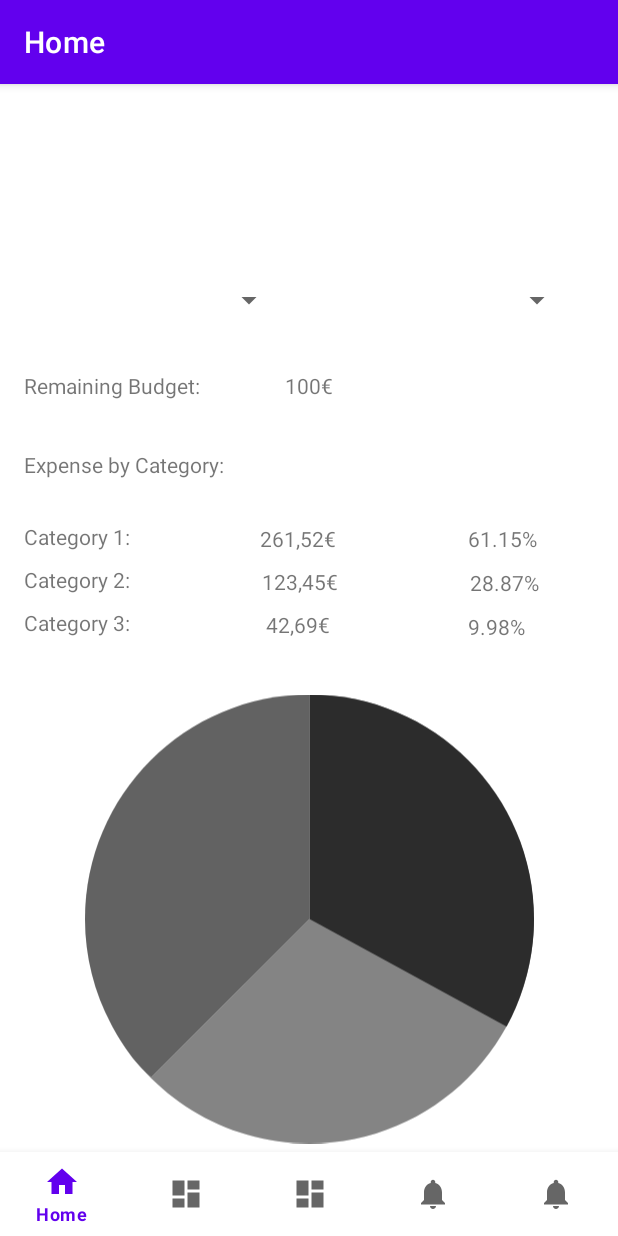
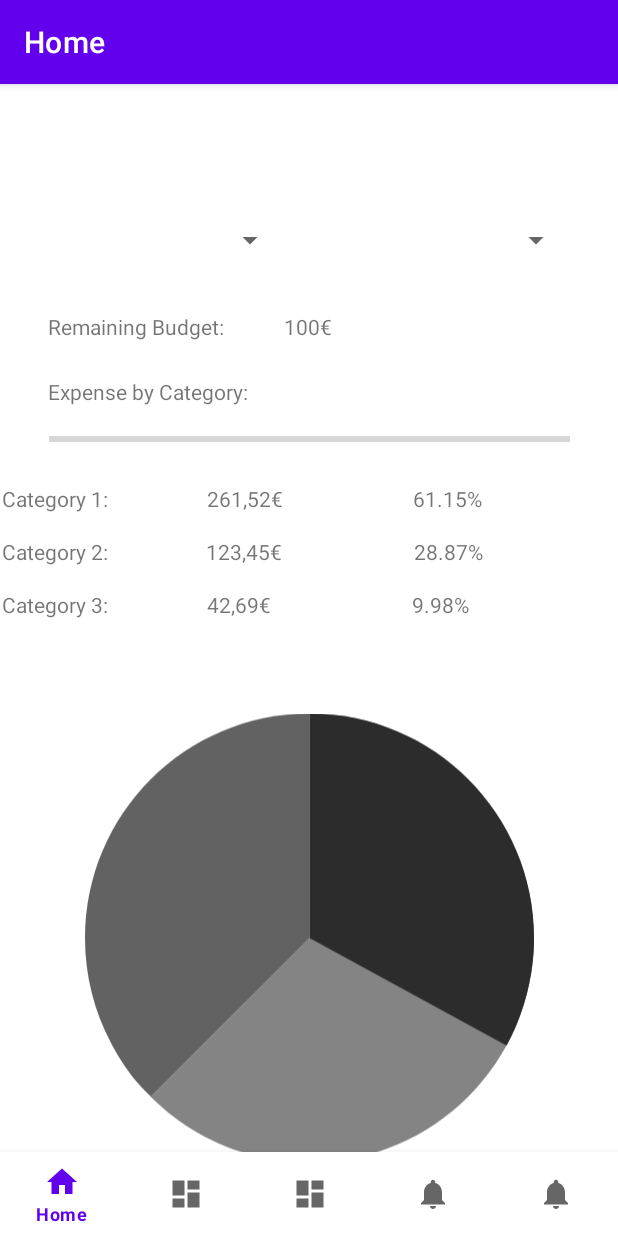
Before and after one commit to instantwolf/expense_management, an Android app: the HomeFragment screen opened directly, with no data from a screen before it, on a phone screen of 412 x 824 dp. Run offline under Robolectric (Android 15) with nearby library versions, the phone set to English and light mode, and no system bars; our stand-ins replace navigation-ui; 2 statements that could not run were skipped.

Commit message:
update: home interface

```diff
--- a/app/src/main/res/layout/fragment_home.xml
+++ b/app/src/main/res/layout/fragment_home.xml
@@ -9,12 +9,11 @@
     <Spinner
         android:id="@+id/time_interval"
         android:layout_width="160dp"
-        android:layout_height="0dp"
-        android:layout_marginStart="30dp"
-        android:layout_marginTop="64dp"
-        android:layout_marginBottom="23dp"
+        android:layout_height="48dp"
+        android:layout_marginTop="24dp"
         android:spinnerMode="dropdown"
-        app:layout_constraintBottom_toTopOf="@+id/remain_budget"
+        app:layout_constraintEnd_toStartOf="@+id/category"
+        app:layout_constraintHorizontal_bias="0.5"
         app:layout_constraintStart_toStartOf="parent"
         app:layout_constraintTop_toTopOf="parent" />
 
@@ -22,39 +21,39 @@
         android:id="@+id/category"
         android:layout_width="160dp"
         android:layout_height="48dp"
-        android:layout_marginTop="64dp"
-        android:layout_marginEnd="30dp"
+        android:layout_marginTop="24dp"
         android:spinnerMode="dropdown"
         app:layout_constraintEnd_toEndOf="parent"
+        app:layout_constraintHorizontal_bias="0.5"
+        app:layout_constraintStart_toEndOf="@+id/time_interval"
         app:layout_constraintTop_toTopOf="parent" />
 
     <TextView
         android:id="@+id/remain_budget"
         android:layout_width="wrap_content"
         android:layout_height="wrap_content"
-        android:layout_marginStart="16dp"
-        android:layout_marginTop="135dp"
-        android:layout_marginBottom="69dp"
+        android:layout_marginStart="32dp"
+        android:layout_marginTop="24dp"
         android:text="Remaining Budget:"
-        app:layout_constraintBottom_toTopOf="@+id/expense"
         app:layout_constraintStart_toStartOf="parent"
-        app:layout_constraintTop_toTopOf="parent" />
+        app:layout_constraintTop_toBottomOf="@+id/time_interval" />
 
     <TextView
         android:id="@+id/budget"
         android:layout_width="wrap_content"
         android:layout_height="wrap_content"
-        android:layout_marginTop="23dp"
+        android:layout_marginStart="40dp"
+        android:layout_marginTop="24dp"
         android:text="100€"
-        app:layout_constraintStart_toEndOf="@+id/time_interval"
+        app:layout_constraintStart_toEndOf="@+id/remain_budget"
         app:layout_constraintTop_toBottomOf="@+id/time_interval" />
 
     <TextView
         android:id="@+id/textView3"
         android:layout_width="wrap_content"
         android:layout_height="wrap_content"
-        android:layout_marginStart="16dp"
-        android:layout_marginTop="33dp"
+        android:layout_marginStart="32dp"
+        android:layout_marginTop="24dp"
         android:text="Expense by Category:"
         app:layout_constraintStart_toStartOf="parent"
         app:layout_constraintTop_toBottomOf="@+id/remain_budget" />
@@ -62,109 +61,107 @@
     <ProgressBar
         android:id="@+id/expense"
         style="?android:attr/progressBarStyleHorizontal"
-        android:layout_width="0dp"
-        android:layout_height="0dp"
-        android:layout_marginStart="32dp"
-        android:layout_marginEnd="32dp"
-        android:layout_marginBottom="496dp"
-        app:layout_constraintBottom_toBottomOf="parent"
+        android:layout_width="347dp"
+        android:layout_height="12dp"
+        android:layout_marginTop="16dp"
         app:layout_constraintEnd_toEndOf="parent"
+        app:layout_constraintHorizontal_bias="0.5"
         app:layout_constraintStart_toStartOf="parent"
-        app:layout_constraintTop_toBottomOf="@+id/remain_budget" />
+        app:layout_constraintTop_toBottomOf="@+id/textView3" />
 
     <TextView
         android:id="@+id/cat_1"
-        android:layout_width="wrap_content"
+        android:layout_width="135dp"
         android:layout_height="wrap_content"
-        android:layout_marginStart="16dp"
-        android:layout_marginTop="20dp"
+        android:layout_marginStart="1dp"
+        android:layout_marginTop="24dp"
         android:text="Category 1:"
         app:layout_constraintStart_toStartOf="parent"
         app:layout_constraintTop_toBottomOf="@+id/expense" />
 
     <TextView
         android:id="@+id/cat_2"
-        android:layout_width="wrap_content"
+        android:layout_width="135dp"
         android:layout_height="wrap_content"
-        android:layout_marginStart="16dp"
-        android:layout_marginTop="9dp"
+        android:layout_marginStart="1dp"
+        android:layout_marginTop="16dp"
         android:text="Category 2:"
         app:layout_constraintStart_toStartOf="parent"
         app:layout_constraintTop_toBottomOf="@+id/cat_1" />
 
     <TextView
         android:id="@+id/cat_3"
-        android:layout_width="wrap_content"
+        android:layout_width="135dp"
         android:layout_height="wrap_content"
-        android:layout_marginStart="16dp"
-        android:layout_marginTop="9dp"
+        android:layout_marginStart="1dp"
+        android:layout_marginTop="16dp"
         android:text="Category 3:"
         app:layout_constraintStart_toStartOf="parent"
         app:layout_constraintTop_toBottomOf="@+id/cat_2" />
 
     <TextView
         android:id="@+id/money_1"
-        android:layout_width="wrap_content"
+        android:layout_width="136dp"
         android:layout_height="wrap_content"
-        android:layout_marginStart="86dp"
-        android:layout_marginTop="21dp"
+        android:layout_marginStart="1dp"
+        android:layout_marginTop="24dp"
         android:text="261,52€"
         app:layout_constraintStart_toEndOf="@+id/cat_1"
         app:layout_constraintTop_toBottomOf="@+id/expense" />
 
     <TextView
         android:id="@+id/money_2"
-        android:layout_width="wrap_content"
+        android:layout_width="136dp"
         android:layout_height="wrap_content"
-        android:layout_marginStart="87dp"
-        android:layout_marginTop="9dp"
+        android:layout_marginStart="1dp"
+        android:layout_marginTop="16dp"
+        android:layout_marginEnd="1dp"
         android:text="123,45€"
+        app:layout_constraintEnd_toStartOf="@+id/percent_2"
         app:layout_constraintStart_toEndOf="@+id/cat_2"
         app:layout_constraintTop_toBottomOf="@+id/money_1" />
 
     <TextView
         android:id="@+id/money_3"
-        android:layout_width="wrap_content"
+        android:layout_width="136dp"
         android:layout_height="wrap_content"
-        android:layout_marginStart="90dp"
-        android:layout_marginTop="9dp"
+        android:layout_marginStart="1dp"
+        android:layout_marginTop="16dp"
+        android:layout_marginEnd="1dp"
         android:text="42,69€"
+        app:layout_constraintEnd_toStartOf="@+id/percent_3"
         app:layout_constraintStart_toEndOf="@+id/cat_3"
         app:layout_constraintTop_toBottomOf="@+id/money_2" />
 
     <TextView
         android:id="@+id/percent_3"
-        android:layout_width="wrap_content"
+        android:layout_width="136dp"
         android:layout_height="wrap_content"
-        android:layout_marginStart="91dp"
-        android:layout_marginTop="10dp"
-        android:layout_marginEnd="61dp"
+        android:layout_marginTop="16dp"
+        android:layout_marginEnd="1dp"
         android:text="9.98%"
         app:layout_constraintEnd_toEndOf="parent"
-        app:layout_constraintStart_toEndOf="@+id/money_3"
         app:layout_constraintTop_toBottomOf="@+id/percent_2" />
 
     <TextView
         android:id="@+id/percent_1"
-        android:layout_width="wrap_content"
+        android:layout_width="136dp"
         android:layout_height="wrap_content"
-        android:layout_marginStart="87dp"
-        android:layout_marginTop="21dp"
-        android:layout_marginEnd="21dp"
+        android:layout_marginStart="1dp"
+        android:layout_marginTop="24dp"
         android:text="61.15%"
-        app:layout_constraintEnd_toEndOf="@+id/expense"
         app:layout_constraintStart_toEndOf="@+id/money_1"
         app:layout_constraintTop_toBottomOf="@+id/expense" />
 
     <TextView
         android:id="@+id/percent_2"
-        android:layout_width="wrap_content"
+        android:layout_width="136dp"
         android:layout_height="wrap_content"
-        android:layout_marginStart="87dp"
-        android:layout_marginTop="10dp"
-        android:layout_marginEnd="20dp"
+        android:layout_marginStart="1dp"
+        android:layout_marginTop="16dp"
+        android:layout_marginEnd="1dp"
         android:text="28.87%"
-        app:layout_constraintEnd_toEndOf="@+id/expense"
+        app:layout_constraintEnd_toEndOf="parent"
         app:layout_constraintStart_toEndOf="@+id/money_2"
         app:layout_constraintTop_toBottomOf="@+id/percent_1" />
 
@@ -172,11 +169,11 @@
         android:id="@+id/imageView3"
         android:layout_width="299dp"
         android:layout_height="377dp"
-        android:layout_marginTop="312dp"
+        android:layout_marginTop="24dp"
         android:src="@drawable/circle"
         app:layout_constraintEnd_toEndOf="parent"
         app:layout_constraintHorizontal_bias="0.5"
         app:layout_constraintStart_toStartOf="parent"
-        app:layout_constraintTop_toTopOf="parent" />
+        app:layout_constraintTop_toBottomOf="@+id/money_3" />
 
 </androidx.constraintlayout.widget.ConstraintLayout>
```
